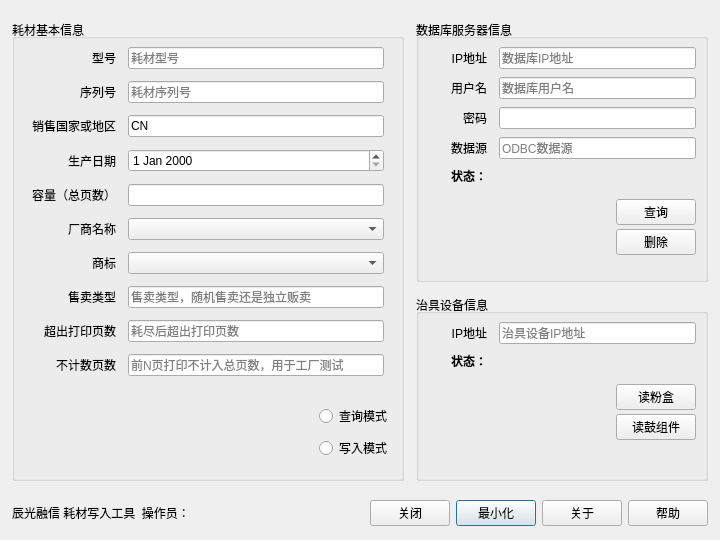
Qt form supplywriter.ui (zlmone/supply_writer) before a commit.
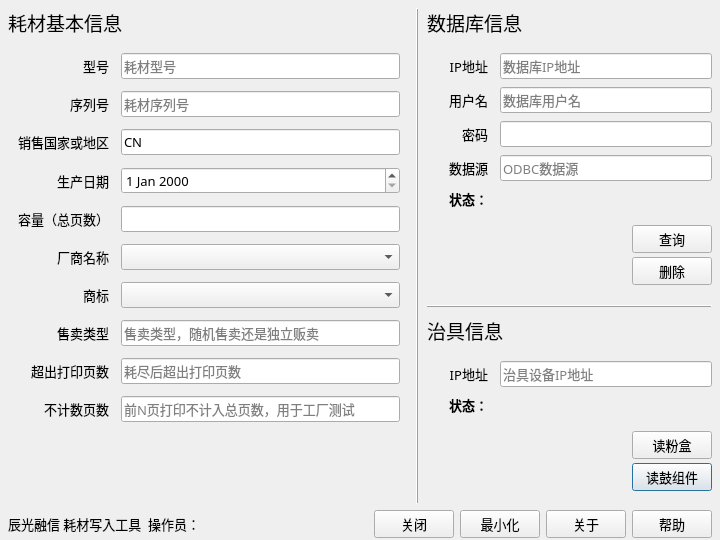
The same form after that commit. The open tabs and pages were chosen to show the change.

```diff
--- a/supplywriter.ui
+++ b/supplywriter.ui
@@ -10,6 +10,12 @@
     <height>540</height>
    </rect>
   </property>
+  <property name="font">
+   <font>
+    <family>微软雅黑</family>
+    <pointsize>9</pointsize>
+   </font>
+  </property>
   <property name="windowTitle">
    <string>辰光融信 耗材写入工具</string>
   </property>
@@ -25,6 +31,15 @@
      <height>540</height>
     </rect>
    </property>
+   <property name="font">
+    <font>
+     <family>微软雅黑</family>
+     <pointsize>10</pointsize>
+    </font>
+   </property>
+   <property name="currentIndex">
+    <number>0</number>
+   </property>
    <widget class="QWidget" name="loginpage">
     <widget class="QLabel" name="title_label">
      <property name="geometry">
@@ -341,173 +356,71 @@
      <property name="geometry">
       <rect>
        <x>0</x>
-       <y>495</y>
+       <y>0</y>
        <width>720</width>
-       <height>36</height>
+       <height>540</height>
       </rect>
      </property>
-     <layout class="QHBoxLayout" name="horizontalLayout_2" stretch="0,0,0,0,0,0,0">
-      <property name="spacing">
-       <number>6</number>
-      </property>
-      <property name="leftMargin">
-       <number>12</number>
-      </property>
-      <property name="topMargin">
-       <number>0</number>
-      </property>
-      <property name="rightMargin">
-       <number>12</number>
-      </property>
-      <property name="bottomMargin">
-       <number>0</number>
-      </property>
-      <item>
-       <widget class="QLabel" name="label_42">
-        <property name="text">
-         <string>辰光融信 耗材写入工具  操作员：</string>
-        </property>
-       </widget>
-      </item>
-      <item>
-       <widget class="QLabel" name="label_44">
-        <property name="text">
-         <string/>
-        </property>
-       </widget>
-      </item>
-      <item>
-       <spacer name="horizontalSpacer">
-        <property name="orientation">
-         <enum>Qt::Horizontal</enum>
-        </property>
-        <property name="sizeHint" stdset="0">
-         <size>
-          <width>40</width>
-          <height>20</height>
-         </size>
-        </property>
-       </spacer>
-      </item>
-      <item>
-       <widget class="QPushButton" name="CloseButton">
-        <property name="text">
-         <string>关闭</string>
-        </property>
-        <property name="autoDefault">
-         <bool>false</bool>
-        </property>
-       </widget>
-      </item>
-      <item>
-       <widget class="QPushButton" name="pushButton">
-        <property name="toolTip">
-         <string>最小化到右下角托盘栏</string>
-        </property>
-        <property name="text">
-         <string>最小化</string>
-        </property>
-       </widget>
-      </item>
-      <item>
-       <widget class="QPushButton" name="AboutButton">
-        <property name="toolTip">
-         <string>关于本软件</string>
-        </property>
-        <property name="text">
-         <string>关于</string>
-        </property>
-        <property name="autoDefault">
-         <bool>false</bool>
-        </property>
-       </widget>
-      </item>
-      <item>
-       <widget class="QPushButton" name="HelpButton">
-        <property name="toolTip">
-         <string>获取本软件帮助信息</string>
-        </property>
-        <property name="text">
-         <string>帮助</string>
-        </property>
-        <property name="autoDefault">
-         <bool>false</bool>
-        </property>
-       </widget>
-      </item>
-     </layout>
-    </widget>
-    <widget class="QWidget" name="horizontalLayoutWidget">
-     <property name="geometry">
-      <rect>
-       <x>0</x>
-       <y>15</y>
-       <width>720</width>
-       <height>470</height>
-      </rect>
+     <property name="font">
+      <font>
+       <family>微软雅黑</family>
+       <pointsize>10</pointsize>
+      </font>
      </property>
-     <layout class="QHBoxLayout" name="horizontalLayout_6" stretch="17,13">
-      <property name="spacing">
-       <number>12</number>
-      </property>
+     <layout class="QVBoxLayout" name="verticalLayout_12">
       <property name="leftMargin">
-       <number>12</number>
+       <number>8</number>
       </property>
       <property name="topMargin">
-       <number>4</number>
+       <number>8</number>
       </property>
       <property name="rightMargin">
-       <number>4</number>
+       <number>8</number>
       </property>
       <property name="bottomMargin">
-       <number>4</number>
+       <number>2</number>
       </property>
       <item>
-       <widget class="QGroupBox" name="groupBox">
-        <property name="minimumSize">
-         <size>
-          <width>150</width>
-          <height>0</height>
-         </size>
+       <layout class="QHBoxLayout" name="horizontalLayout_6" stretch="7,0,5">
+        <property name="spacing">
+         <number>8</number>
         </property>
-        <property name="font">
-         <font>
-          <weight>50</weight>
-          <italic>false</italic>
-          <bold>false</bold>
-         </font>
+        <property name="leftMargin">
+         <number>0</number>
         </property>
-        <property name="autoFillBackground">
-         <bool>false</bool>
+        <property name="topMargin">
+         <number>0</number>
         </property>
-        <property name="title">
-         <string>耗材基本信息</string>
+        <property name="rightMargin">
+         <number>0</number>
         </property>
-        <property name="alignment">
-         <set>Qt::AlignLeading|Qt::AlignLeft|Qt::AlignVCenter</set>
+        <property name="bottomMargin">
+         <number>0</number>
         </property>
-        <property name="flat">
-         <bool>false</bool>
-        </property>
-        <property name="checkable">
-         <bool>false</bool>
-        </property>
-        <widget class="QWidget" name="verticalLayoutWidget_9">
-         <property name="geometry">
-          <rect>
-           <x>10</x>
-           <y>20</y>
-           <width>370</width>
-           <height>421</height>
-          </rect>
-         </property>
+        <item>
          <layout class="QVBoxLayout" name="verticalLayout_10">
           <property name="spacing">
            <number>8</number>
           </property>
+          <property name="topMargin">
+           <number>0</number>
+          </property>
           <property name="bottomMargin">
            <number>0</number>
           </property>
+          <item>
+           <widget class="QLabel" name="label_48">
+            <property name="font">
+             <font>
+              <family>微软雅黑</family>
+              <pointsize>14</pointsize>
+             </font>
+            </property>
+            <property name="text">
+             <string>耗材基本信息</string>
+            </property>
+           </widget>
+          </item>
           <item>
            <layout class="QGridLayout" name="gridLayout" rowstretch="1,1,1,1,1,1,1,1,1,1" columnstretch="1,3" rowminimumheight="1,1,1,1,1,1,1,1,1,1" columnminimumwidth="1,2">
             <property name="sizeConstraint">
@@ -530,6 +443,12 @@
             </property>
             <item row="6" column="0">
              <widget class="QLabel" name="label_8">
+              <property name="font">
+               <font>
+                <family>微软雅黑</family>
+                <pointsize>10</pointsize>
+               </font>
+              </property>
               <property name="text">
                <string>商标</string>
               </property>
@@ -540,6 +459,12 @@
             </item>
             <item row="1" column="1">
              <widget class="QLineEdit" name="lineEdit_3">
+              <property name="font">
+               <font>
+                <family>微软雅黑</family>
+                <pointsize>10</pointsize>
+               </font>
+              </property>
               <property name="maxLength">
                <number>31</number>
               </property>
@@ -550,6 +475,12 @@
             </item>
             <item row="9" column="0">
              <widget class="QLabel" name="label_3">
+              <property name="font">
+               <font>
+                <family>微软雅黑</family>
+                <pointsize>10</pointsize>
+               </font>
+              </property>
               <property name="text">
                <string>不计数页数</string>
               </property>
@@ -560,6 +491,12 @@
             </item>
             <item row="8" column="1">
              <widget class="QLineEdit" name="lineEdit_11">
+              <property name="font">
+               <font>
+                <family>微软雅黑</family>
+                <pointsize>10</pointsize>
+               </font>
+              </property>
               <property name="maxLength">
                <number>3</number>
               </property>
@@ -573,6 +510,12 @@
             </item>
             <item row="6" column="1">
              <widget class="QComboBox" name="comboBox_4">
+              <property name="font">
+               <font>
+                <family>微软雅黑</family>
+                <pointsize>10</pointsize>
+               </font>
+              </property>
               <property name="toolTip">
                <string>选择耗材商标</string>
               </property>
@@ -580,6 +523,12 @@
             </item>
             <item row="2" column="0">
              <widget class="QLabel" name="label_5">
+              <property name="font">
+               <font>
+                <family>微软雅黑</family>
+                <pointsize>10</pointsize>
+               </font>
+              </property>
               <property name="text">
                <string>销售国家或地区</string>
               </property>
@@ -590,6 +539,12 @@
             </item>
             <item row="5" column="0">
              <widget class="QLabel" name="label_6">
+              <property name="font">
+               <font>
+                <family>微软雅黑</family>
+                <pointsize>10</pointsize>
+               </font>
+              </property>
               <property name="layoutDirection">
                <enum>Qt::LeftToRight</enum>
               </property>
@@ -603,6 +558,12 @@
             </item>
             <item row="3" column="0">
              <widget class="QLabel" name="label_11">
+              <property name="font">
+               <font>
+                <family>微软雅黑</family>
+                <pointsize>10</pointsize>
+               </font>
+              </property>
               <property name="text">
                <string>生产日期</string>
               </property>
@@ -613,6 +574,12 @@
             </item>
             <item row="0" column="1">
              <widget class="QLineEdit" name="lineEdit_2">
+              <property name="font">
+               <font>
+                <family>微软雅黑</family>
+                <pointsize>10</pointsize>
+               </font>
+              </property>
               <property name="maxLength">
                <number>15</number>
               </property>
@@ -626,6 +593,12 @@
             </item>
             <item row="7" column="0">
              <widget class="QLabel" name="label_7">
+              <property name="font">
+               <font>
+                <family>微软雅黑</family>
+                <pointsize>10</pointsize>
+               </font>
+              </property>
               <property name="text">
                <string>售卖类型</string>
               </property>
@@ -636,6 +609,12 @@
             </item>
             <item row="5" column="1">
              <widget class="QComboBox" name="comboBox_3">
+              <property name="font">
+               <font>
+                <family>微软雅黑</family>
+                <pointsize>10</pointsize>
+               </font>
+              </property>
               <property name="toolTip">
                <string>选择耗材厂商名称</string>
               </property>
@@ -643,6 +622,12 @@
             </item>
             <item row="4" column="0">
              <widget class="QLabel" name="label_47">
+              <property name="font">
+               <font>
+                <family>微软雅黑</family>
+                <pointsize>10</pointsize>
+               </font>
+              </property>
               <property name="text">
                <string>容量（总页数）</string>
               </property>
@@ -653,6 +638,12 @@
             </item>
             <item row="0" column="0">
              <widget class="QLabel" name="label_4">
+              <property name="font">
+               <font>
+                <family>微软雅黑</family>
+                <pointsize>10</pointsize>
+               </font>
+              </property>
               <property name="text">
                <string>型号</string>
               </property>
@@ -663,6 +654,12 @@
             </item>
             <item row="1" column="0">
              <widget class="QLabel" name="label_12">
+              <property name="font">
+               <font>
+                <family>微软雅黑</family>
+                <pointsize>10</pointsize>
+               </font>
+              </property>
               <property name="text">
                <string>序列号</string>
               </property>
@@ -672,10 +669,23 @@
              </widget>
             </item>
             <item row="3" column="1">
-             <widget class="QDateEdit" name="dateEdit"/>
+             <widget class="QDateEdit" name="dateEdit">
+              <property name="font">
+               <font>
+                <family>微软雅黑</family>
+                <pointsize>10</pointsize>
+               </font>
+              </property>
+             </widget>
             </item>
             <item row="8" column="0">
              <widget class="QLabel" name="label_49">
+              <property name="font">
+               <font>
+                <family>微软雅黑</family>
+                <pointsize>10</pointsize>
+               </font>
+              </property>
               <property name="text">
                <string>超出打印页数</string>
               </property>
@@ -686,6 +696,12 @@
             </item>
             <item row="2" column="1">
              <widget class="QLineEdit" name="lineEdit_7">
+              <property name="font">
+               <font>
+                <family>微软雅黑</family>
+                <pointsize>10</pointsize>
+               </font>
+              </property>
               <property name="text">
                <string>CN</string>
               </property>
@@ -699,6 +715,12 @@
             </item>
             <item row="4" column="1">
              <widget class="QLineEdit" name="lineEdit_6">
+              <property name="font">
+               <font>
+                <family>微软雅黑</family>
+                <pointsize>10</pointsize>
+               </font>
+              </property>
               <property name="maxLength">
                <number>32</number>
               </property>
@@ -709,6 +731,12 @@
             </item>
             <item row="9" column="1">
              <widget class="QLineEdit" name="lineEdit_12">
+              <property name="font">
+               <font>
+                <family>微软雅黑</family>
+                <pointsize>10</pointsize>
+               </font>
+              </property>
               <property name="maxLength">
                <number>3</number>
               </property>
@@ -722,6 +750,12 @@
             </item>
             <item row="7" column="1">
              <widget class="QLineEdit" name="lineEdit_13">
+              <property name="font">
+               <font>
+                <family>微软雅黑</family>
+                <pointsize>10</pointsize>
+               </font>
+              </property>
               <property name="maxLength">
                <number>32</number>
               </property>
@@ -737,6 +771,12 @@
           </item>
           <item>
            <spacer name="verticalSpacer_2">
+            <property name="font">
+             <font>
+              <family>微软雅黑</family>
+              <pointsize>10</pointsize>
+             </font>
+            </property>
             <property name="orientation">
              <enum>Qt::Vertical</enum>
             </property>
@@ -748,100 +788,58 @@
             </property>
            </spacer>
           </item>
-          <item>
-           <layout class="QHBoxLayout" name="horizontalLayout_12">
-            <property name="rightMargin">
-             <number>0</number>
-            </property>
-            <property name="bottomMargin">
-             <number>0</number>
-            </property>
-            <item>
-             <spacer name="horizontalSpacer_18">
-              <property name="orientation">
-               <enum>Qt::Horizontal</enum>
-              </property>
-              <property name="sizeHint" stdset="0">
-               <size>
-                <width>40</width>
-                <height>20</height>
-               </size>
-              </property>
-             </spacer>
-            </item>
-            <item>
-             <layout class="QVBoxLayout" name="verticalLayout_12">
-              <property name="rightMargin">
-               <number>0</number>
-              </property>
-              <property name="bottomMargin">
-               <number>0</number>
-              </property>
-              <item>
-               <widget class="QRadioButton" name="radioButton">
-                <property name="toolTip">
-                 <string>查询数据库及治具上耗材芯片信息</string>
-                </property>
-                <property name="text">
-                 <string>查询模式</string>
-                </property>
-               </widget>
-              </item>
-              <item>
-               <widget class="QRadioButton" name="radioButton_2">
-                <property name="toolTip">
-                 <string>自动写入数据库及治具所载耗材芯片</string>
-                </property>
-                <property name="text">
-                 <string>写入模式</string>
-                </property>
-               </widget>
-              </item>
-             </layout>
-            </item>
-           </layout>
-          </item>
          </layout>
-        </widget>
-       </widget>
-      </item>
-      <item>
-       <layout class="QVBoxLayout" name="verticalLayout_2" stretch="7,5">
-        <property name="spacing">
-         <number>12</number>
-        </property>
-        <property name="leftMargin">
-         <number>0</number>
-        </property>
-        <property name="topMargin">
-         <number>0</number>
-        </property>
-        <property name="rightMargin">
-         <number>8</number>
-        </property>
-        <property name="bottomMargin">
-         <number>0</number>
-        </property>
+        </item>
         <item>
-         <widget class="QGroupBox" name="groupBox_3">
-          <property name="title">
-           <string>数据库服务器信息</string>
+         <widget class="Line" name="line">
+          <property name="font">
+           <font>
+            <family>微软雅黑</family>
+            <pointsize>10</pointsize>
+           </font>
           </property>
-          <property name="alignment">
-           <set>Qt::AlignLeading|Qt::AlignLeft|Qt::AlignVCenter</set>
+          <property name="frameShadow">
+           <enum>QFrame::Raised</enum>
           </property>
-          <widget class="QWidget" name="verticalLayoutWidget_4">
-           <property name="geometry">
-            <rect>
-             <x>10</x>
-             <y>20</y>
-             <width>270</width>
-             <height>230</height>
-            </rect>
-           </property>
-           <layout class="QVBoxLayout" name="verticalLayout_4" stretch="4,1,0">
+          <property name="orientation">
+           <enum>Qt::Vertical</enum>
+          </property>
+         </widget>
+        </item>
+        <item>
+         <layout class="QVBoxLayout" name="verticalLayout_2" stretch="0,0,0,0,0">
+          <property name="spacing">
+           <number>8</number>
+          </property>
+          <property name="leftMargin">
+           <number>0</number>
+          </property>
+          <property name="topMargin">
+           <number>0</number>
+          </property>
+          <property name="rightMargin">
+           <number>0</number>
+          </property>
+          <property name="bottomMargin">
+           <number>0</number>
+          </property>
+          <item>
+           <widget class="QLabel" name="label_50">
+            <property name="font">
+             <font>
+              <family>微软雅黑</family>
+              <pointsize>14</pointsize>
+             </font>
+            </property>
+            <property name="text">
+             <string>数据库信息</string>
+            </property>
+           </widget>
+          </item>
+          <item>
+           <layout class="QVBoxLayout" name="verticalLayout_4" stretch="0,0,0">
             <property name="leftMargin">
-             <number>4</number>
+             <number>0</number>
             </property>
             <property name="topMargin">
              <number>0</number>
@@ -874,6 +872,12 @@
               </property>
               <item row="0" column="1">
                <widget class="QLineEdit" name="lineEdit_14">
+                <property name="font">
+                 <font>
+                  <family>微软雅黑</family>
+                  <pointsize>10</pointsize>
+                 </font>
+                </property>
                 <property name="maxLength">
                  <number>64</number>
                 </property>
@@ -884,6 +888,12 @@
               </item>
               <item row="0" column="0">
                <widget class="QLabel" name="label_10">
+                <property name="font">
+                 <font>
+                  <family>微软雅黑</family>
+                  <pointsize>10</pointsize>
+                 </font>
+                </property>
                 <property name="text">
                  <string>IP地址</string>
                 </property>
@@ -894,6 +904,12 @@
               </item>
               <item row="1" column="1">
                <widget class="QLineEdit" name="lineEdit">
+                <property name="font">
+                 <font>
+                  <family>微软雅黑</family>
+                  <pointsize>10</pointsize>
+                 </font>
+                </property>
                 <property name="text">
                  <string/>
                 </property>
@@ -907,6 +923,12 @@
               </item>
               <item row="3" column="1">
                <widget class="QLineEdit" name="lineEdit_5">
+                <property name="font">
+                 <font>
+                  <family>微软雅黑</family>
+                  <pointsize>10</pointsize>
+                 </font>
+                </property>
                 <property name="maxLength">
                  <number>32</number>
                 </property>
@@ -917,6 +939,12 @@
               </item>
               <item row="2" column="0">
                <widget class="QLabel" name="label_15">
+                <property name="font">
+                 <font>
+                  <family>微软雅黑</family>
+                  <pointsize>10</pointsize>
+                 </font>
+                </property>
                 <property name="text">
                  <string>密码</string>
                 </property>
@@ -927,6 +955,12 @@
               </item>
               <item row="1" column="0">
                <widget class="QLabel" name="label">
+                <property name="font">
+                 <font>
+                  <family>微软雅黑</family>
+                  <pointsize>10</pointsize>
+                 </font>
+                </property>
                 <property name="text">
                  <string>用户名</string>
                 </property>
@@ -937,6 +971,12 @@
               </item>
               <item row="2" column="1">
                <widget class="QLineEdit" name="lineEdit_4">
+                <property name="font">
+                 <font>
+                  <family>微软雅黑</family>
+                  <pointsize>10</pointsize>
+                 </font>
+                </property>
                 <property name="autoFillBackground">
                  <bool>false</bool>
                 </property>
@@ -947,6 +987,12 @@
               </item>
               <item row="3" column="0">
                <widget class="QLabel" name="label_16">
+                <property name="font">
+                 <font>
+                  <family>微软雅黑</family>
+                  <pointsize>10</pointsize>
+                 </font>
+                </property>
                 <property name="text">
                  <string>数据源</string>
                 </property>
@@ -957,6 +1003,12 @@
               </item>
               <item row="4" column="0">
                <widget class="QLabel" name="label_14">
+                <property name="font">
+                 <font>
+                  <family>微软雅黑</family>
+                  <pointsize>10</pointsize>
+                 </font>
+                </property>
                 <property name="text">
                  <string>&lt;html&gt;&lt;head/&gt;&lt;body&gt;&lt;p&gt;&lt;span style=&quot; font-weight:600;&quot;&gt;状态：&lt;/span&gt;&lt;/p&gt;&lt;/body&gt;&lt;/html&gt;</string>
                 </property>
@@ -969,6 +1021,8 @@
                <widget class="QLabel" name="label_13">
                 <property name="font">
                  <font>
+                  <family>微软雅黑</family>
+                  <pointsize>10</pointsize>
                   <weight>75</weight>
                   <bold>true</bold>
                  </font>
@@ -987,6 +1041,12 @@
               </property>
               <item>
                <widget class="QLabel" name="label_46">
+                <property name="font">
+                 <font>
+                  <family>微软雅黑</family>
+                  <pointsize>10</pointsize>
+                 </font>
+                </property>
                 <property name="text">
                  <string/>
                 </property>
@@ -994,6 +1054,12 @@
               </item>
               <item>
                <spacer name="horizontalSpacer_2">
+                <property name="font">
+                 <font>
+                  <family>微软雅黑</family>
+                  <pointsize>10</pointsize>
+                 </font>
+                </property>
                 <property name="orientation">
                  <enum>Qt::Horizontal</enum>
                 </property>
@@ -1021,6 +1087,12 @@
                 </property>
                 <item row="1" column="0">
                  <widget class="QPushButton" name="QuerySqlButton">
+                  <property name="font">
+                   <font>
+                    <family>微软雅黑</family>
+                    <pointsize>10</pointsize>
+                   </font>
+                  </property>
                   <property name="toolTip">
                    <string>根据输入的序列号查询数据库中耗材信息</string>
                   </property>
@@ -1034,6 +1106,12 @@
                 </item>
                 <item row="2" column="0">
                  <widget class="QPushButton" name="DeleteSqlButton">
+                  <property name="font">
+                   <font>
+                    <family>微软雅黑</family>
+                    <pointsize>10</pointsize>
+                   </font>
+                  </property>
                   <property name="toolTip">
                    <string>根据输入的序列号删除数据库中记录</string>
                   </property>
@@ -1051,6 +1129,12 @@
             </item>
             <item>
              <spacer name="verticalSpacer_4">
+              <property name="font">
+               <font>
+                <family>微软雅黑</family>
+                <pointsize>10</pointsize>
+               </font>
+              </property>
               <property name="orientation">
                <enum>Qt::Vertical</enum>
               </property>
@@ -1063,29 +1147,40 @@
              </spacer>
             </item>
            </layout>
-          </widget>
-         </widget>
-        </item>
-        <item>
-         <widget class="QGroupBox" name="groupBox_4">
-          <property name="title">
-           <string>治具设备信息</string>
-          </property>
-          <property name="alignment">
-           <set>Qt::AlignLeading|Qt::AlignLeft|Qt::AlignVCenter</set>
-          </property>
-          <widget class="QWidget" name="verticalLayoutWidget_5">
-           <property name="geometry">
-            <rect>
-             <x>10</x>
-             <y>20</y>
-             <width>270</width>
-             <height>150</height>
-            </rect>
-           </property>
-           <layout class="QVBoxLayout" name="verticalLayout_5" stretch="2,1,0">
+          </item>
+          <item>
+           <widget class="Line" name="line_2">
+            <property name="font">
+             <font>
+              <family>微软雅黑</family>
+              <pointsize>10</pointsize>
+             </font>
+            </property>
+            <property name="frameShadow">
+             <enum>QFrame::Raised</enum>
+            </property>
+            <property name="orientation">
+             <enum>Qt::Horizontal</enum>
+            </property>
+           </widget>
+          </item>
+          <item>
+           <widget class="QLabel" name="label_51">
+            <property name="font">
+             <font>
+              <family>微软雅黑</family>
+              <pointsize>14</pointsize>
+             </font>
+            </property>
+            <property name="text">
+             <string>治具信息</string>
+            </property>
+           </widget>
+          </item>
+          <item>
+           <layout class="QVBoxLayout" name="verticalLayout_5" stretch="0,0,0">
             <property name="leftMargin">
-             <number>4</number>
+             <number>0</number>
             </property>
             <property name="topMargin">
              <number>0</number>
@@ -1118,6 +1213,12 @@
               </property>
               <item row="0" column="1">
                <widget class="QLineEdit" name="lineEdit_1">
+                <property name="font">
+                 <font>
+                  <family>微软雅黑</family>
+                  <pointsize>10</pointsize>
+                 </font>
+                </property>
                 <property name="maxLength">
                  <number>64</number>
                 </property>
@@ -1128,6 +1229,12 @@
               </item>
               <item row="0" column="0">
                <widget class="QLabel" name="label_1">
+                <property name="font">
+                 <font>
+                  <family>微软雅黑</family>
+                  <pointsize>10</pointsize>
+                 </font>
+                </property>
                 <property name="text">
                  <string>IP地址</string>
                 </property>
@@ -1138,6 +1245,12 @@
               </item>
               <item row="1" column="0">
                <widget class="QLabel" name="label_9">
+                <property name="font">
+                 <font>
+                  <family>微软雅黑</family>
+                  <pointsize>10</pointsize>
+                 </font>
+                </property>
                 <property name="text">
                  <string>&lt;html&gt;&lt;head/&gt;&lt;body&gt;&lt;p&gt;&lt;span style=&quot; font-weight:600;&quot;&gt;状态：&lt;/span&gt;&lt;/p&gt;&lt;/body&gt;&lt;/html&gt;</string>
                 </property>
@@ -1150,6 +1263,8 @@
                <widget class="QLabel" name="label_2">
                 <property name="font">
                  <font>
+                  <family>微软雅黑</family>
+                  <pointsize>10</pointsize>
                   <weight>75</weight>
                   <bold>true</bold>
                  </font>
@@ -1168,6 +1283,12 @@
               </property>
               <item>
                <widget class="QLabel" name="label_45">
+                <property name="font">
+                 <font>
+                  <family>微软雅黑</family>
+                  <pointsize>10</pointsize>
+                 </font>
+                </property>
                 <property name="text">
                  <string/>
                 </property>
@@ -1175,6 +1296,12 @@
               </item>
               <item>
                <spacer name="horizontalSpacer_3">
+                <property name="font">
+                 <font>
+                  <family>微软雅黑</family>
+                  <pointsize>10</pointsize>
+                 </font>
+                </property>
                 <property name="orientation">
                  <enum>Qt::Horizontal</enum>
                 </property>
@@ -1202,6 +1329,12 @@
                 </property>
                 <item row="1" column="0">
                  <widget class="QPushButton" name="ReadTonerInfo">
+                  <property name="font">
+                   <font>
+                    <family>微软雅黑</family>
+                    <pointsize>10</pointsize>
+                   </font>
+                  </property>
                   <property name="toolTip">
                    <string>读出治具上粉盒芯片信息</string>
                   </property>
@@ -1215,6 +1348,12 @@
                 </item>
                 <item row="2" column="0">
                  <widget class="QPushButton" name="ReadDrumInfo">
+                  <property name="font">
+                   <font>
+                    <family>微软雅黑</family>
+                    <pointsize>10</pointsize>
+                   </font>
+                  </property>
                   <property name="toolTip">
                    <string>读出治具上鼓组件芯片信息</string>
                   </property>
@@ -1229,6 +1368,12 @@
             </item>
             <item>
              <spacer name="verticalSpacer_3">
+              <property name="font">
+               <font>
+                <family>微软雅黑</family>
+                <pointsize>10</pointsize>
+               </font>
+              </property>
               <property name="orientation">
                <enum>Qt::Vertical</enum>
               </property>
@@ -1241,7 +1386,141 @@
              </spacer>
             </item>
            </layout>
-          </widget>
+          </item>
+         </layout>
+        </item>
+       </layout>
+      </item>
+      <item>
+       <layout class="QHBoxLayout" name="horizontalLayout_2" stretch="0,0,0,0,0,0,0">
+        <property name="spacing">
+         <number>6</number>
+        </property>
+        <property name="leftMargin">
+         <number>0</number>
+        </property>
+        <property name="topMargin">
+         <number>0</number>
+        </property>
+        <property name="rightMargin">
+         <number>0</number>
+        </property>
+        <property name="bottomMargin">
+         <number>0</number>
+        </property>
+        <item>
+         <widget class="QLabel" name="label_42">
+          <property name="font">
+           <font>
+            <family>微软雅黑</family>
+            <pointsize>10</pointsize>
+           </font>
+          </property>
+          <property name="text">
+           <string>辰光融信 耗材写入工具  操作员：</string>
+          </property>
+         </widget>
+        </item>
+        <item>
+         <widget class="QLabel" name="label_44">
+          <property name="font">
+           <font>
+            <family>微软雅黑</family>
+            <pointsize>10</pointsize>
+           </font>
+          </property>
+          <property name="text">
+           <string/>
+          </property>
+         </widget>
+        </item>
+        <item>
+         <spacer name="horizontalSpacer">
+          <property name="font">
+           <font>
+            <family>微软雅黑</family>
+            <pointsize>10</pointsize>
+           </font>
+          </property>
+          <property name="orientation">
+           <enum>Qt::Horizontal</enum>
+          </property>
+          <property name="sizeHint" stdset="0">
+           <size>
+            <width>40</width>
+            <height>20</height>
+           </size>
+          </property>
+         </spacer>
+        </item>
+        <item>
+         <widget class="QPushButton" name="CloseButton">
+          <property name="font">
+           <font>
+            <family>微软雅黑</family>
+            <pointsize>10</pointsize>
+           </font>
+          </property>
+          <property name="text">
+           <string>关闭</string>
+          </property>
+          <property name="autoDefault">
+           <bool>false</bool>
+          </property>
+         </widget>
+        </item>
+        <item>
+         <widget class="QPushButton" name="pushButton">
+          <property name="font">
+           <font>
+            <family>微软雅黑</family>
+            <pointsize>10</pointsize>
+           </font>
+          </property>
+          <property name="toolTip">
+           <string>最小化到右下角托盘栏</string>
+          </property>
+          <property name="text">
+           <string>最小化</string>
+          </property>
+         </widget>
+        </item>
+        <item>
+         <widget class="QPushButton" name="AboutButton">
+          <property name="font">
+           <font>
+            <family>微软雅黑</family>
+            <pointsize>10</pointsize>
+           </font>
+          </property>
+          <property name="toolTip">
+           <string>关于本软件</string>
+          </property>
+          <property name="text">
+           <string>关于</string>
+          </property>
+          <property name="autoDefault">
+           <bool>false</bool>
+          </property>
+         </widget>
+        </item>
+        <item>
+         <widget class="QPushButton" name="HelpButton">
+          <property name="font">
+           <font>
+            <family>微软雅黑</family>
+            <pointsize>10</pointsize>
+           </font>
+          </property>
+          <property name="toolTip">
+           <string>获取本软件帮助信息</string>
+          </property>
+          <property name="text">
+           <string>帮助</string>
+          </property>
+          <property name="autoDefault">
+           <bool>false</bool>
+          </property>
          </widget>
         </item>
        </layout>
```
Left out of the diff: 422 changed lines with no effect on the pictures.
